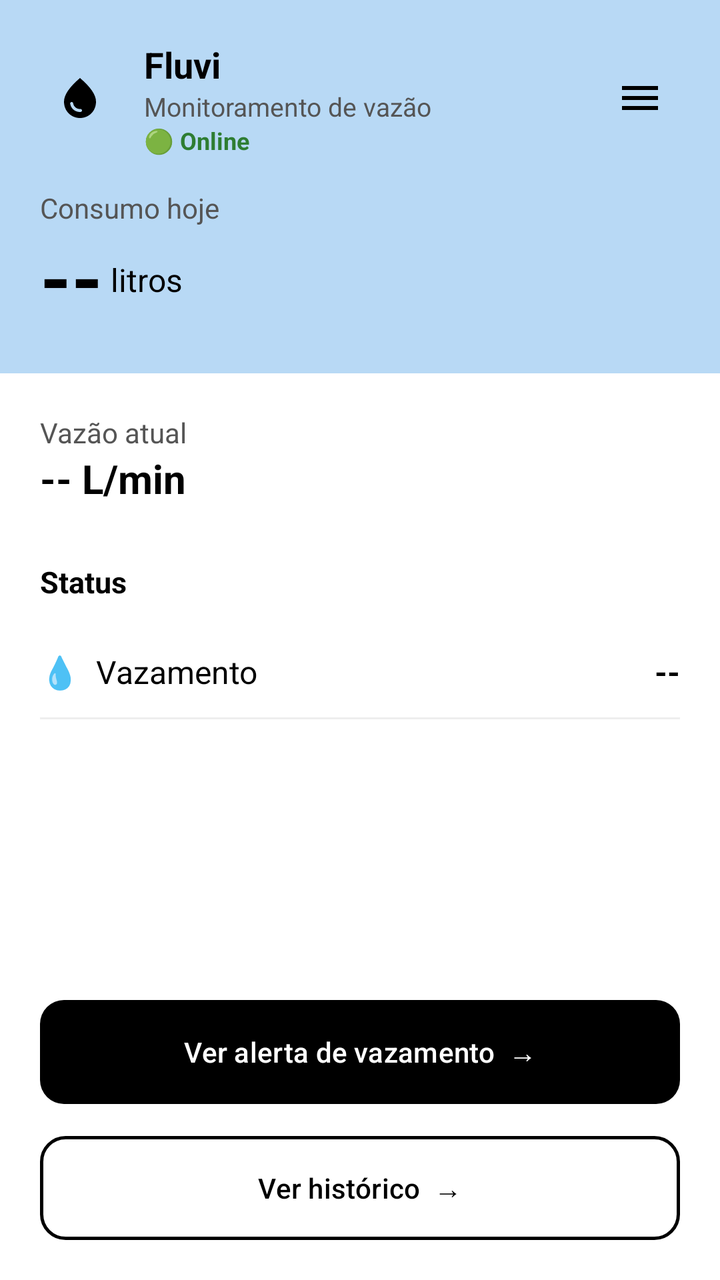
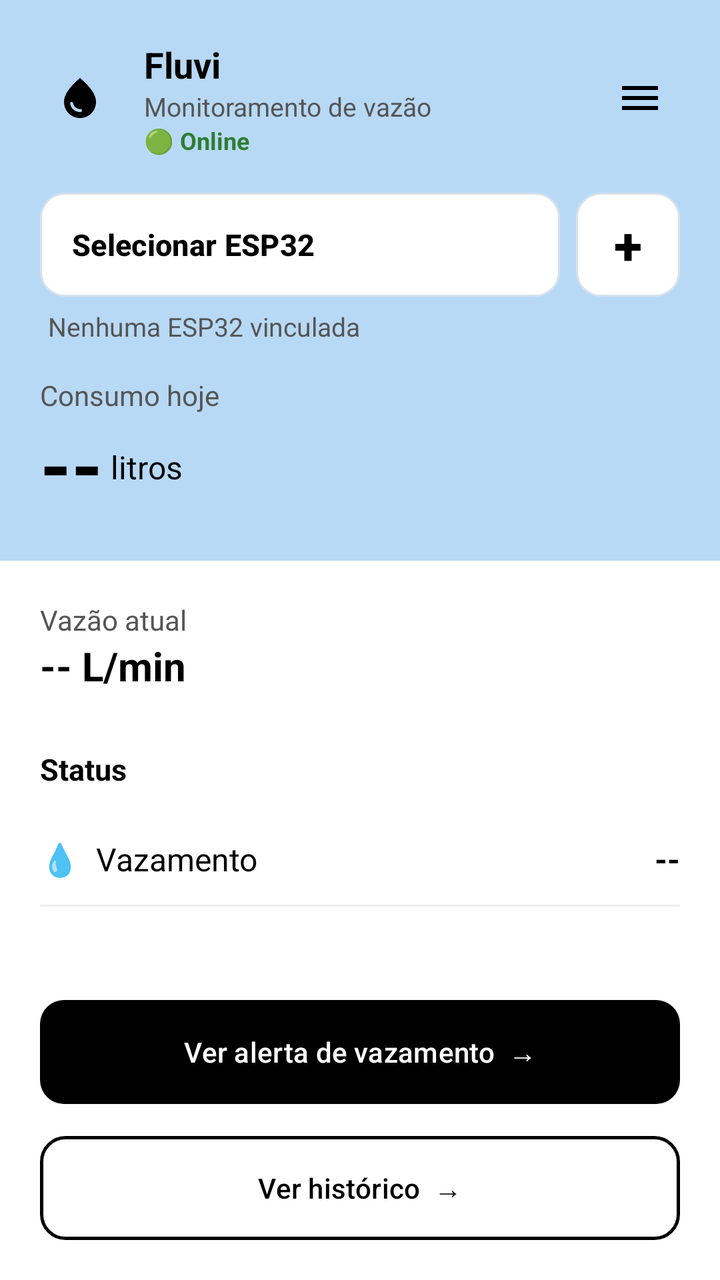

Screens rendered from an Android XML layout before and after an edit, with the pre-edit source and the edit as a unified diff.
<!-- AndroidManifest.xml: application theme Theme.Bombadagua -->
<!-- res/layout/activity_main_fullscreen.xml -->
<?xml version="1.0" encoding="utf-8"?>
<androidx.drawerlayout.widget.DrawerLayout
    xmlns:android="http://schemas.android.com/apk/res/android"
    xmlns:app="http://schemas.android.com/apk/res-auto"
    xmlns:tools="http://schemas.android.com/tools"
    android:id="@+id/drawerLayout"
    android:layout_width="match_parent"
    android:layout_height="match_parent">

    
    <androidx.constraintlayout.widget.ConstraintLayout
        android:id="@+id/main"
        android:layout_width="match_parent"
        android:layout_height="match_parent"
        android:background="#FFFFFF"
        tools:context=".activities.MainActivity">

        <LinearLayout
            android:layout_width="0dp"
            android:layout_height="0dp"
            android:orientation="vertical"
            app:layout_constraintTop_toTopOf="parent"
            app:layout_constraintBottom_toBottomOf="parent"
            app:layout_constraintStart_toStartOf="parent"
            app:layout_constraintEnd_toEndOf="parent">

            
            <LinearLayout
                android:layout_width="match_parent"
                android:layout_height="wrap_content"
                android:orientation="vertical"
                android:background="#B8D9F5"
                android:padding="20dp">

                
                <LinearLayout
                    android:layout_width="match_parent"
                    android:layout_height="wrap_content"
                    android:orientation="horizontal"
                    android:gravity="center_vertical">

                    <LinearLayout
                        android:layout_width="0dp"
                        android:layout_weight="1"
                        android:layout_height="wrap_content"
                        android:orientation="horizontal"
                        android:gravity="center_vertical">

                        <ImageView
                            android:layout_width="40dp"
                            android:layout_height="40dp"
                            android:src="@drawable/ic_gota"
                            android:background="@drawable/bg_icon_white"
                            android:padding="8dp"/>

                        <LinearLayout
                            android:layout_width="wrap_content"
                            android:layout_height="wrap_content"
                            android:orientation="vertical"
                            android:layout_marginStart="12dp">

                            <TextView
                                android:id="@+id/tvNomeApp"
                                android:layout_width="wrap_content"
                                android:layout_height="wrap_content"
                                android:text="Fluvi"
                                android:textSize="18sp"
                                android:textColor="#000000"
                                android:textStyle="bold"/>

                            <TextView
                                android:layout_width="wrap_content"
                                android:layout_height="wrap_content"
                                android:text="Monitoramento de vazão"
                                android:textSize="13sp"
                                android:textColor="#555555"/>

                            <TextView
                                android:id="@+id/tvStatusEsp"
                                android:layout_width="wrap_content"
                                android:layout_height="wrap_content"
                                android:text="🟢 Online"
                                android:textSize="12sp"
                                android:textStyle="bold"
                                android:textColor="#2E7D32"/>
                        </LinearLayout>
                    </LinearLayout>

                    
                    <ImageView
                        android:id="@+id/btnMenu"
                        android:layout_width="40dp"
                        android:layout_height="40dp"
                        android:padding="8dp"
                        android:src="@drawable/ic_menu"
                        android:background="?attr/selectableItemBackgroundBorderless"
                        android:clickable="true"
                        android:focusable="true"
                        android:contentDescription="Abrir menu"/>
                </LinearLayout>

                <TextView
                    android:layout_width="wrap_content"
                    android:layout_height="wrap_content"
                    android:text="Consumo hoje"
                    android:layout_marginTop="16dp"
                    android:textColor="#555555"/>

                <LinearLayout
                    android:layout_width="wrap_content"
                    android:layout_height="wrap_content"
                    android:orientation="horizontal"
                    android:gravity="bottom">

                    <TextView
                        android:id="@+id/tvConsumoHoje"
                        android:layout_width="wrap_content"
                        android:layout_height="wrap_content"
                        android:text="--"
                        android:textSize="40sp"
                        android:textColor="#000000"
                        android:textStyle="bold"/>

                    <TextView
                        android:layout_width="wrap_content"
                        android:layout_height="wrap_content"
                        android:text=" litros"
                        android:textSize="16sp"
                        android:textColor="#000000"
                        android:layout_marginBottom="8dp"/>
                </LinearLayout>
            </LinearLayout>

            
            <LinearLayout
                android:layout_width="match_parent"
                android:layout_height="wrap_content"
                android:orientation="vertical"
                android:background="#FFFFFF"
                android:padding="20dp">

                <TextView
                    android:layout_width="wrap_content"
                    android:layout_height="wrap_content"
                    android:text="Vazão atual"
                    android:textColor="#555555"
                    android:textSize="14sp"/>

                <TextView
                    android:id="@+id/tvVazaoAtual"
                    android:layout_width="wrap_content"
                    android:layout_height="wrap_content"
                    android:text="-- L/min"
                    android:textSize="20sp"
                    android:textColor="#000000"
                    android:textStyle="bold"/>
            </LinearLayout>

            
            <LinearLayout
                android:layout_width="match_parent"
                android:layout_height="0dp"
                android:layout_weight="1"
                android:orientation="vertical"
                android:background="#FFFFFF"
                android:paddingStart="20dp"
                android:paddingEnd="20dp"
                android:paddingTop="8dp"
                android:paddingBottom="20dp">

                <TextView
                    android:layout_width="wrap_content"
                    android:layout_height="wrap_content"
                    android:text="Status"
                    android:textStyle="bold"
                    android:textColor="#000000"
                    android:textSize="15sp"
                    android:layout_marginBottom="12dp"/>

                
                <LinearLayout
                    android:id="@+id/layoutAlertaVazamento"
                    android:layout_width="match_parent"
                    android:layout_height="wrap_content"
                    android:orientation="horizontal"
                    android:paddingTop="12dp"
                    android:paddingBottom="12dp"
                    android:gravity="center_vertical">

                    <TextView
                        android:layout_width="0dp"
                        android:layout_weight="1"
                        android:layout_height="wrap_content"
                        android:text="💧  Vazamento"
                        android:textColor="#000000"
                        android:textSize="16sp"/>

                    <TextView
                        android:id="@+id/tvStatusVazamento"
                        android:layout_width="wrap_content"
                        android:layout_height="wrap_content"
                        android:text="--"
                        android:textColor="#000000"
                        android:textSize="16sp"
                        android:textStyle="bold"/>
                </LinearLayout>

                <View
                    android:layout_width="match_parent"
                    android:layout_height="1dp"
                    android:background="#EEEEEE"/>

                
                <View
                    android:layout_width="match_parent"
                    android:layout_height="0dp"
                    android:layout_weight="1"/>

                
                <Button
                    android:id="@+id/btnVerAlerta"
                    android:layout_width="match_parent"
                    android:layout_height="52dp"
                    android:text="Ver alerta de vazamento  →"
                    android:background="@drawable/bg_botao_preto"
                    app:backgroundTint="@null"
                    android:insetTop="0dp"
                    android:insetBottom="0dp"
                    android:textColor="#FFFFFF"
                    android:textAllCaps="false"
                    android:layout_marginBottom="16dp"/>

                
                <Button
                    android:id="@+id/btnVerHistorico"
                    android:layout_width="match_parent"
                    android:layout_height="52dp"
                    android:text="Ver histórico  →"
                    android:background="@drawable/bg_botao_borda"
                    app:backgroundTint="@null"
                    android:insetTop="0dp"
                    android:insetBottom="0dp"
                    android:textColor="#000000"
                    android:textAllCaps="false"/>

            </LinearLayout>

        </LinearLayout>

    </androidx.constraintlayout.widget.ConstraintLayout>

    
    <LinearLayout
        android:layout_width="260dp"
        android:layout_height="match_parent"
        android:layout_gravity="end"
        android:orientation="vertical"
        android:background="#FFFFFF"
        android:paddingTop="48dp"
        android:paddingStart="20dp"
        android:paddingEnd="20dp">

        <TextView
            android:layout_width="wrap_content"
            android:layout_height="wrap_content"
            android:text="Menu"
            android:textSize="20sp"
            android:textStyle="bold"
            android:textColor="#000000"
            android:layout_marginBottom="24dp"/>

        <Button
            android:id="@+id/btnConfigWifi"
            android:layout_width="match_parent"
            android:layout_height="52dp"
            android:text="Configurar Wi-Fi da ESP32"
            android:background="@drawable/bg_botao_borda"
            app:backgroundTint="@null"
            android:insetTop="0dp"
            android:insetBottom="0dp"
            android:textColor="#000000"
            android:textAllCaps="false"
            android:layout_marginBottom="4dp"/>

        <TextView
            android:id="@+id/tvDicaConfigWifi"
            android:layout_width="match_parent"
            android:layout_height="wrap_content"
            android:text="Conecte-se a uma rede Wi-Fi para habilitar"
            android:textColor="#999999"
            android:textSize="12sp"
            android:visibility="gone"
            android:layout_marginBottom="8dp"/>

        <Button
            android:id="@+id/btnSairConta"
            android:layout_width="match_parent"
            android:layout_height="52dp"
            android:text="Sair da conta"
            android:background="@drawable/bg_botao_borda"
            app:backgroundTint="@null"
            android:insetTop="0dp"
            android:insetBottom="0dp"
            android:textColor="#C62828"
            android:textAllCaps="false"/>

    </LinearLayout>

</androidx.drawerlayout.widget.DrawerLayout>
<!-- resources referenced by this layout -->
<resources>
  <!-- drawable bg_botao_borda (drawable) -->
  <?xml version="1.0" encoding="utf-8"?>
  <shape xmlns:android="http://schemas.android.com/apk/res/android">
      <solid android:color="#FFFFFF"/>
      <stroke android:width="1.5dp" android:color="#000000"/>
      <corners android:radius="12dp"/>
  </shape>
  <!-- drawable bg_botao_preto (drawable) -->
  <?xml version="1.0" encoding="utf-8"?>
  <shape xmlns:android="http://schemas.android.com/apk/res/android">
      <solid android:color="#000000"/>
      <corners android:radius="12dp"/>
  </shape>
  <!-- drawable bg_icon_white (drawable) -->
  <?xml version="1.0" encoding="utf-8"?>
  <selector xmlns:android="http://schemas.android.com/apk/res/android">
  
  </selector>
  <!-- drawable ic_gota (drawable) -->
  <vector xmlns:android="http://schemas.android.com/apk/res/android" android:height="24dp" android:tint="#000000" android:viewportHeight="24" android:viewportWidth="24" android:width="24dp">
        
      <path android:fillColor="@android:color/white" android:pathData="M12,2c-5.33,4.55 -8,8.48 -8,11.8c0,4.98 3.8,8.2 8,8.2s8,-3.22 8,-8.2C20,10.48 17.33,6.55 12,2zM7.83,14c0.37,0 0.67,0.26 0.74,0.62c0.41,2.22 2.28,2.98 3.64,2.87c0.43,-0.02 0.79,0.32 0.79,0.75c0,0.4 -0.32,0.73 -0.72,0.75c-2.13,0.13 -4.62,-1.09 -5.19,-4.12C7.01,14.42 7.37,14 7.83,14z"/>
      
  </vector>
  <!-- drawable ic_menu (drawable) -->
  <?xml version="1.0" encoding="utf-8"?>
  <vector xmlns:android="http://schemas.android.com/apk/res/android"
      android:width="24dp"
      android:height="24dp"
      android:viewportWidth="24"
      android:viewportHeight="24">
      <path
          android:fillColor="#000000"
          android:pathData="M3,6h18v2H3zM3,11h18v2H3zM3,16h18v2H3z"/>
  </vector>
  <style name="Theme.Bombadagua" parent="Base.Theme.Bombadagua" />
  <style name="Base.Theme.Bombadagua" parent="Theme.Material3.DayNight.NoActionBar">
          
          
      </style>
</resources>

<!-- the commit's change to res/layout/activity_main_fullscreen.xml (unified diff, before → after) -->
@@ -8,6 +8,9 @@
     android:layout_height="match_parent">
 
     
+    
+    
+
     <androidx.constraintlayout.widget.ConstraintLayout
         android:id="@+id/main"
         android:layout_width="match_parent"
@@ -16,15 +19,14 @@
         tools:context=".activities.MainActivity">
 
         <LinearLayout
-            android:layout_width="0dp"
-            android:layout_height="0dp"
-            android:orientation="vertical"
-            app:layout_constraintTop_toTopOf="parent"
-            app:layout_constraintBottom_toBottomOf="parent"
-            app:layout_constraintStart_toStartOf="parent"
-            app:layout_constraintEnd_toEndOf="parent">
-
-            
+            android:layout_width="match_parent"
+            android:layout_height="match_parent"
+            android:orientation="vertical">
+
+            
+            
+            
+
             <LinearLayout
                 android:layout_width="match_parent"
                 android:layout_height="wrap_content"
@@ -32,7 +34,8 @@
                 android:background="#B8D9F5"
                 android:padding="20dp">
 
-                
+
+
                 <LinearLayout
                     android:layout_width="match_parent"
                     android:layout_height="wrap_content"
@@ -51,7 +54,7 @@
                             android:layout_height="40dp"
                             android:src="@drawable/ic_gota"
                             android:background="@drawable/bg_icon_white"
-                            android:padding="8dp"/>
+                            android:padding="8dp" />
 
                         <LinearLayout
                             android:layout_width="wrap_content"
@@ -66,14 +69,14 @@
                                 android:text="Fluvi"
                                 android:textSize="18sp"
                                 android:textColor="#000000"
-                                android:textStyle="bold"/>
+                                android:textStyle="bold" />
 
                             <TextView
                                 android:layout_width="wrap_content"
                                 android:layout_height="wrap_content"
                                 android:text="Monitoramento de vazão"
                                 android:textSize="13sp"
-                                android:textColor="#555555"/>
+                                android:textColor="#555555" />
 
                             <TextView
                                 android:id="@+id/tvStatusEsp"
@@ -82,11 +85,14 @@
                                 android:text="🟢 Online"
                                 android:textSize="12sp"
                                 android:textStyle="bold"
-                                android:textColor="#2E7D32"/>
+                                android:textColor="#2E7D32" />
+
                         </LinearLayout>
+
                     </LinearLayout>
 
                     
+
                     <ImageView
                         android:id="@+id/btnMenu"
                         android:layout_width="40dp"
@@ -96,15 +102,88 @@
                         android:background="?attr/selectableItemBackgroundBorderless"
                         android:clickable="true"
                         android:focusable="true"
-                        android:contentDescription="Abrir menu"/>
+                        android:contentDescription="Abrir menu" />
+
                 </LinearLayout>
+
+
+                
+                
+                
+
+                <LinearLayout
+                    android:layout_width="match_parent"
+                    android:layout_height="wrap_content"
+                    android:orientation="horizontal"
+                    android:gravity="center_vertical"
+                    android:layout_marginTop="18dp">
+
+                    
+
+                    <Button
+                        android:id="@+id/btnSelecionarEsp32"
+                        android:layout_width="0dp"
+                        android:layout_height="52dp"
+                        android:layout_weight="1"
+                        android:text="Selecionar ESP32"
+                        android:textSize="15sp"
+                        android:textStyle="bold"
+                        android:textColor="#000000"
+                        android:textAllCaps="false"
+                        android:gravity="center_vertical|start"
+                        android:paddingStart="16dp"
+                        android:paddingEnd="16dp"
+                        android:background="@drawable/bg_botao_branco"
+                        app:backgroundTint="@null"
+                        android:insetTop="0dp"
+                        android:insetBottom="0dp" />
+
+                    
+
+                    <Button
+                        android:id="@+id/btnAdicionarEsp32"
+                        android:layout_width="52dp"
+                        android:layout_height="52dp"
+                        android:layout_marginStart="8dp"
+                        android:text="+"
+                        android:textSize="26sp"
+                        android:textStyle="bold"
+                        android:textColor="#000000"
+                        android:textAllCaps="false"
+                        android:gravity="center"
+                        android:padding="0dp"
+                        android:background="@drawable/bg_botao_branco"
+                        app:backgroundTint="@null"
+                        android:insetTop="0dp"
+                        android:insetBottom="0dp"
+                        android:contentDescription="Adicionar ESP32" />
+
+                </LinearLayout>
+
+
+                
+
+                <TextView
+                    android:id="@+id/tvDispositivoSelecionado"
+                    android:layout_width="match_parent"
+                    android:layout_height="wrap_content"
+                    android:text="Nenhuma ESP32 vinculada"
+                    android:textSize="13sp"
+                    android:textColor="#555555"
+                    android:layout_marginTop="6dp"
+                    android:paddingStart="4dp" />
+
+
+                
+                
+                
 
                 <TextView
                     android:layout_width="wrap_content"
                     android:layout_height="wrap_content"
                     android:text="Consumo hoje"
                     android:layout_marginTop="16dp"
-                    android:textColor="#555555"/>
+                    android:textColor="#555555" />
 
                 <LinearLayout
                     android:layout_width="wrap_content"
@@ -119,7 +198,7 @@
                         android:text="--"
                         android:textSize="40sp"
                         android:textColor="#000000"
-                        android:textStyle="bold"/>
+                        android:textStyle="bold" />
 
                     <TextView
                         android:layout_width="wrap_content"
@@ -127,11 +206,17 @@
                         android:text=" litros"
                         android:textSize="16sp"
                         android:textColor="#000000"
-                        android:layout_marginBottom="8dp"/>
+                        android:layout_marginBottom="8dp" />
+
                 </LinearLayout>
+
             </LinearLayout>
 
-            
+
+            
+            
+            
+
             <LinearLayout
                 android:layout_width="match_parent"
                 android:layout_height="wrap_content"
@@ -144,7 +229,7 @@
                     android:layout_height="wrap_content"
                     android:text="Vazão atual"
                     android:textColor="#555555"
-                    android:textSize="14sp"/>
+                    android:textSize="14sp" />
 
                 <TextView
                     android:id="@+id/tvVazaoAtual"
@@ -153,10 +238,15 @@
                     android:text="-- L/min"
                     android:textSize="20sp"
                     android:textColor="#000000"
-                    android:textStyle="bold"/>
+                    android:textStyle="bold" />
+
             </LinearLayout>
 
-            
+
+            
+            
+            
+
             <LinearLayout
                 android:layout_width="match_parent"
                 android:layout_height="0dp"
@@ -175,9 +265,11 @@
                     android:textStyle="bold"
                     android:textColor="#000000"
                     android:textSize="15sp"
-                    android:layout_marginBottom="12dp"/>
-
-                
+                    android:layout_marginBottom="12dp" />
+
+
+                
+
                 <LinearLayout
                     android:id="@+id/layoutAlertaVazamento"
                     android:layout_width="match_parent"
@@ -193,7 +285,7 @@
                         android:layout_height="wrap_content"
                         android:text="💧  Vazamento"
                         android:textColor="#000000"
-                        android:textSize="16sp"/>
+                        android:textSize="16sp" />
 
                     <TextView
                         android:id="@+id/tvStatusVazamento"
@@ -202,21 +294,27 @@
                         android:text="--"
                         android:textColor="#000000"
                         android:textSize="16sp"
-                        android:textStyle="bold"/>
+                        android:textStyle="bold" />
+
                 </LinearLayout>
 
+
                 <View
                     android:layout_width="match_parent"
                     android:layout_height="1dp"
-                    android:background="#EEEEEE"/>
-
-                
+                    android:background="#EEEEEE" />
+
+
+                
+
                 <View
                     android:layout_width="match_parent"
                     android:layout_height="0dp"
-                    android:layout_weight="1"/>
-
-                
+                    android:layout_weight="1" />
+
+
+                
+
                 <Button
                     android:id="@+id/btnVerAlerta"
                     android:layout_width="match_parent"
@@ -228,9 +326,11 @@
                     android:insetBottom="0dp"
                     android:textColor="#FFFFFF"
                     android:textAllCaps="false"
-                    android:layout_marginBottom="16dp"/>
-
-                
+                    android:layout_marginBottom="16dp" />
+
+
+                
+
                 <Button
                     android:id="@+id/btnVerHistorico"
                     android:layout_width="match_parent"
@@ -241,7 +341,7 @@
                     android:insetTop="0dp"
                     android:insetBottom="0dp"
                     android:textColor="#000000"
-                    android:textAllCaps="false"/>
+                    android:textAllCaps="false" />
 
             </LinearLayout>
 
@@ -249,7 +349,11 @@
 
     </androidx.constraintlayout.widget.ConstraintLayout>
 
-    
+
+    
+    
+    
+
     <LinearLayout
         android:layout_width="260dp"
         android:layout_height="match_parent"
@@ -267,7 +371,8 @@
             android:textSize="20sp"
             android:textStyle="bold"
             android:textColor="#000000"
-            android:layout_marginBottom="24dp"/>
+            android:layout_marginBottom="24dp" />
+
 
         <Button
             android:id="@+id/btnConfigWifi"
@@ -280,7 +385,8 @@
             android:insetBottom="0dp"
             android:textColor="#000000"
             android:textAllCaps="false"
-            android:layout_marginBottom="4dp"/>
+            android:layout_marginBottom="4dp" />
+
 
         <TextView
             android:id="@+id/tvDicaConfigWifi"
@@ -290,7 +396,8 @@
             android:textColor="#999999"
             android:textSize="12sp"
             android:visibility="gone"
-            android:layout_marginBottom="8dp"/>
+            android:layout_marginBottom="8dp" />
+
 
         <Button
             android:id="@+id/btnSairConta"
@@ -302,7 +409,7 @@
             android:insetTop="0dp"
             android:insetBottom="0dp"
             android:textColor="#C62828"
-            android:textAllCaps="false"/>
+            android:textAllCaps="false" />
 
     </LinearLayout>
 
<!-- resource entries referenced after the edit -->
@@ -6,6 +6,26 @@
       <solid android:color="#FFFFFF"/>
       <stroke android:width="1.5dp" android:color="#000000"/>
       <corners android:radius="12dp"/>
+  </shape>
+  <!-- drawable bg_botao_branco (drawable) -->
+  <?xml version="1.0" encoding="utf-8"?>
+  <shape xmlns:android="http://schemas.android.com/apk/res/android"
+      android:shape="rectangle">
+  
+      <solid android:color="@android:color/white" />
+  
+      <corners android:radius="12dp" />
+  
+      <stroke
+          android:width="1dp"
+          android:color="#D9E2EC" />
+  
+      <padding
+          android:left="12dp"
+          android:top="8dp"
+          android:right="12dp"
+          android:bottom="8dp" />
+  
   </shape>
   <!-- drawable bg_botao_preto (drawable) -->
   <?xml version="1.0" encoding="utf-8"?>
